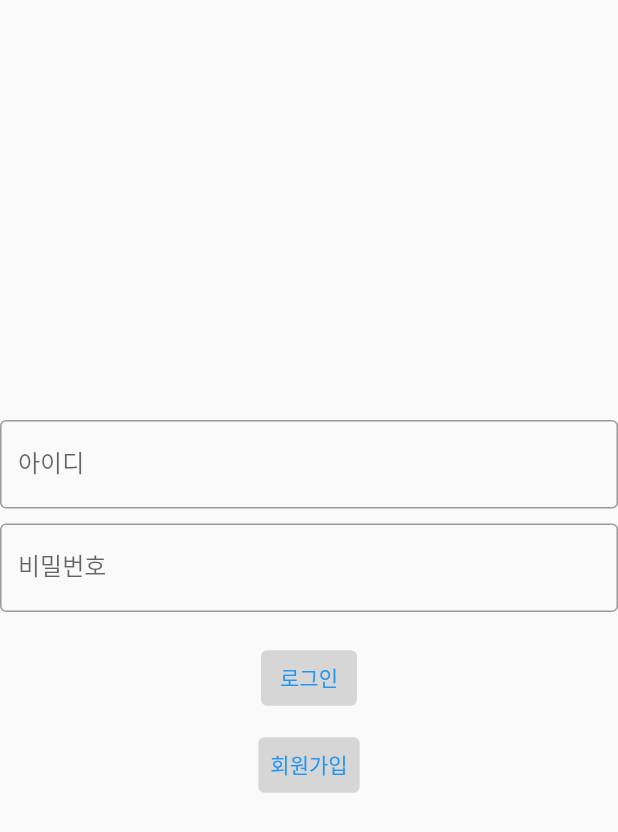
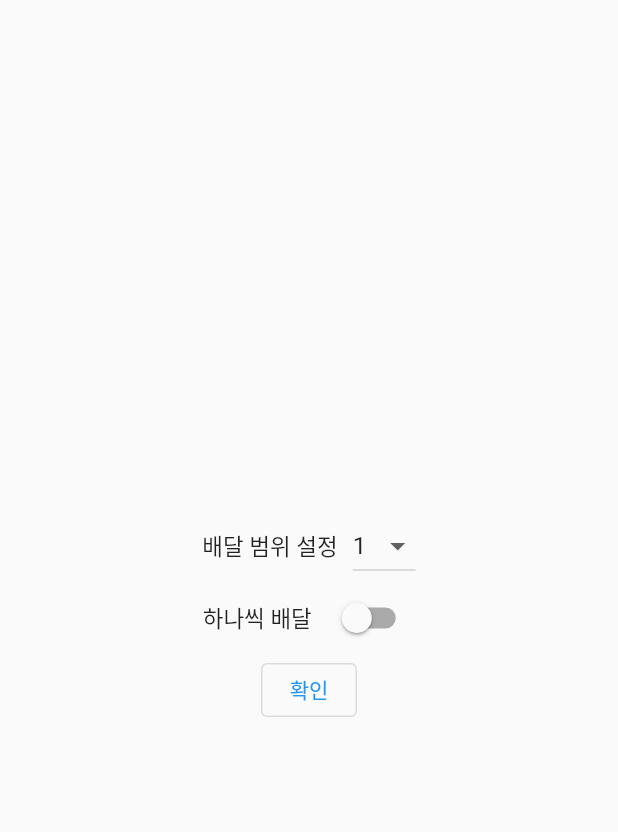
Before and after one commit to Wise-eun/Narda, a Flutter app: the screen it shows after launch, on a phone screen of 412 x 824 dp. Shown: the top 832 px of the screen. Run offline on Flutter 3.47's test engine with Material 2 defaults, Android fonts, the phone set to English and light mode, and no system bars; our stand-ins replace cloud_firestore, firebase_auth, firebase_core, fluttertoast; accounts and stored records are empty.

Commit message:
[Feat] 초기 설정 화면 구현

```diff
--- /dev/null
+++ b/lib/initial_setting_screen.dart
@@ -0,0 +1,106 @@
+import 'package:cloud_firestore/cloud_firestore.dart';
+import 'package:flutter/material.dart';
+import 'package:firebase_auth/firebase_auth.dart';
+import 'package:flutter/services.dart';
+import 'package:fluttertoast/fluttertoast.dart';
+
+class InitialSettingScreen extends StatefulWidget {
+  const InitialSettingScreen({Key? key}) : super(key: key);
+
+  @override
+  State<InitialSettingScreen> createState() => _InitialSettingScreenState();
+}
+
+class _InitialSettingScreenState extends State<InitialSettingScreen> {
+  final _range = ['1', '3', '5', '7', '10'];
+  String? _selectedRange = '0';
+
+  @override
+  void initState() {
+    super.initState();
+    setState(() {
+      _selectedRange=_range[0];
+    });
+  }
+  bool _isChecked = false;
+  @override
+  Widget build(BuildContext context) {
+    return Scaffold(
+      body:Center(
+        child: Column(
+            mainAxisAlignment: MainAxisAlignment.center,
+            children: [
+              Container(
+                //margin=EdgeInsets.all(10),
+                child: Row(
+                  mainAxisAlignment: MainAxisAlignment.center,
+                  children: [
+                    Container(
+                      child: Text(
+                        "배달 범위 설정",
+                        style: TextStyle(
+                          fontSize:15,
+                        ),
+                          textAlign: TextAlign.center,
+                      ),
+                    ),
+                    SizedBox(
+                      height: 10,
+                      width: 10,
+                    ),
+                    DropdownButton(
+                      value:_selectedRange,
+                      items:_range
+                          .map((e) => DropdownMenuItem(
+                        value:e,
+                        child:Text(e),
+                      ))
+                          .toList(),
+                      onChanged: (value) {
+                        setState(() {
+                          _selectedRange = value!;
+                        });
+                      },
+                    ),
+                  ],
+                ),
+              ),
+
+              Container(
+                child: Row(
+                  mainAxisAlignment: MainAxisAlignment.center,
+                  children: [
+                    Container(
+                        child: Text(
+                          "하나씩 배달",
+                          style: TextStyle(
+                            fontSize:15,
+                          ),
+                            textAlign: TextAlign.center,
+                        )
+                    ),
+                    SizedBox(
+                      height: 10,
+                      width: 10,
+                    ),
+          Switch(
+            value: _isChecked,
+            onChanged: (value) {
+              setState(() {
+                _isChecked = value;
+              });
+            },
+          ),
+        ],
+              ),
+    ),
+              OutlinedButton(
+                onPressed: () {},
+                child: Text("확인"),
+              ),
+  ],
+        ),
+      ),
+    );
+  }
+}
--- a/lib/main.dart
+++ b/lib/main.dart
@@ -11,6 +11,8 @@ import 'package:fluttertoast/fluttertoast.dart';
 import 'package:http/http.dart' as http;
 
 import 'model/user.dart';
+
+import 'initial_setting_screen.dart';
 
 void main() async {
   WidgetsFlutterBinding.ensureInitialized();
@@ -34,7 +36,8 @@ class MyApp extends StatelessWidget {
       theme: ThemeData(
           primarySwatch: Colors.blue
       ),
-      home: Loginscreen(),
+      home: InitialSettingScreen(),
+      //home:Loginscreen(),
     );
   }
 }
--- /dev/null
+++ b/lib/orderlist_new_screen.dart
@@ -0,0 +1,20 @@
+import 'package:cloud_firestore/cloud_firestore.dart';
+import 'package:flutter/material.dart';
+import 'package:firebase_auth/firebase_auth.dart';
+import 'package:flutter/services.dart';
+import 'package:fluttertoast/fluttertoast.dart';
+
+class OrderListNewScreen extends StatefulWidget {
+  const OrderListNewScreen({Key? key}) : super(key: key);
+
+  @override
+  State<OrderListNewScreen> createState() => _OrderListNewScreenState();
+}
+
+class _OrderListNewScreenState extends State<OrderListNewScreen> {
+  @override
+  Widget build(BuildContext context) {
+    return const Placeholder();
+  }
+
+}
```
Also changed, not shown: 1 other file.
